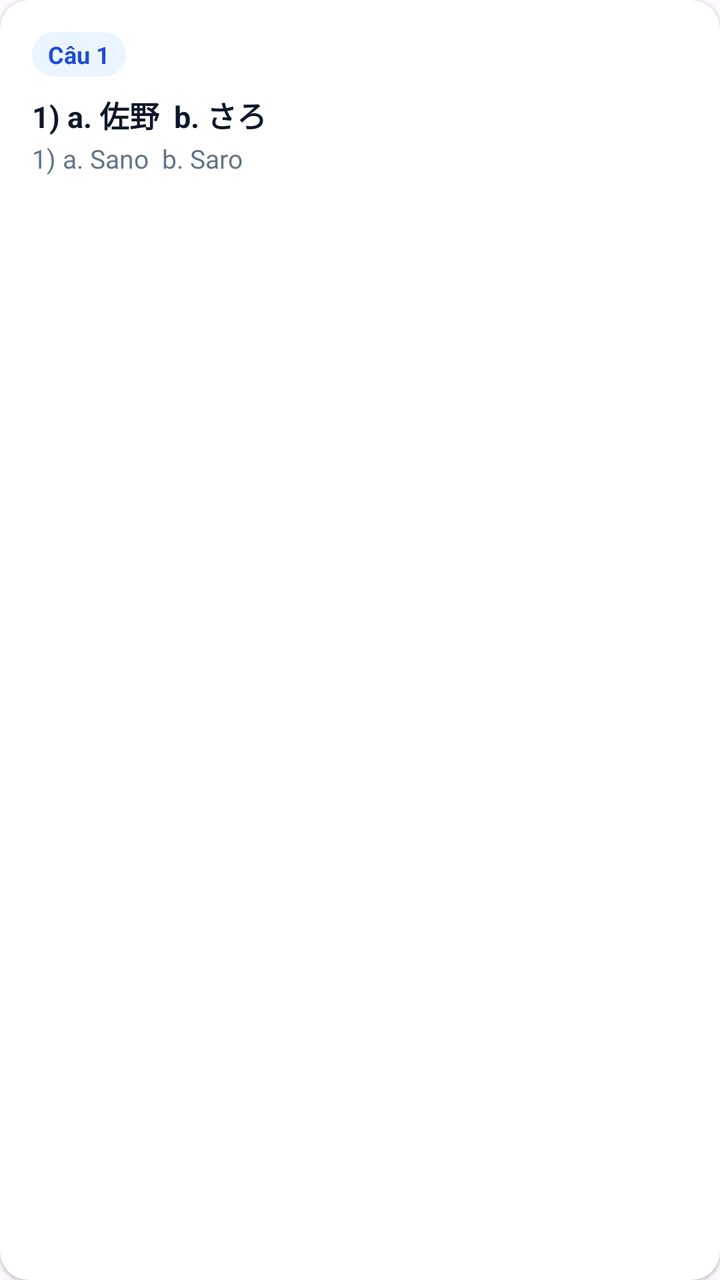
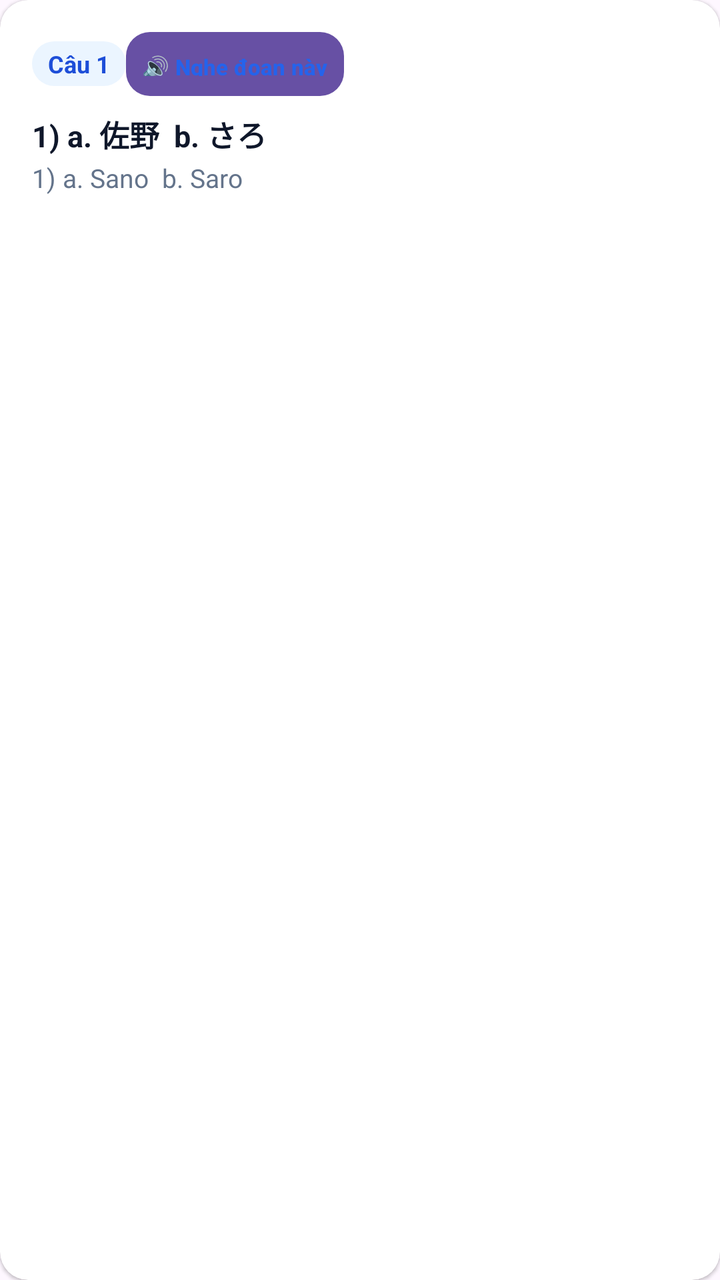

Before-and-after screenshots of an Android layout around one commit, followed by the original layout XML and the change that was made.
<!-- AndroidManifest.xml: application theme Theme.LearnEnglish -->
<!-- res/layout/item_choukai_question.xml -->
<?xml version="1.0" encoding="utf-8"?>
<androidx.cardview.widget.CardView xmlns:android="http://schemas.android.com/apk/res/android"
    xmlns:app="http://schemas.android.com/apk/res-auto"
    android:layout_width="match_parent"
    android:layout_height="wrap_content"
    android:layout_marginBottom="14dp"
    app:cardBackgroundColor="@android:color/white"
    app:cardCornerRadius="14dp"
    app:cardElevation="1dp">

    <LinearLayout
        android:layout_width="match_parent"
        android:layout_height="wrap_content"
        android:orientation="vertical"
        android:padding="16dp">

        
        <LinearLayout
            android:layout_width="match_parent"
            android:layout_height="wrap_content"
            android:gravity="center_vertical"
            android:orientation="horizontal">

            <TextView
                android:id="@+id/tvQuestionBadge"
                android:layout_width="wrap_content"
                android:layout_height="wrap_content"
                android:background="@drawable/bg_badge_blue"
                android:paddingStart="8dp"
                android:paddingTop="3dp"
                android:paddingEnd="8dp"
                android:paddingBottom="3dp"
                android:text="Câu 1"
                android:textColor="#1D4ED8"
                android:textSize="12sp"
                android:textStyle="bold" />

            <TextView
                android:id="@+id/tvQuestionStatus"
                android:layout_width="wrap_content"
                android:layout_height="wrap_content"
                android:layout_marginStart="8dp"
                android:textColor="#16A34A"
                android:textSize="12sp"
                android:textStyle="bold"
                android:visibility="gone" />
        </LinearLayout>

        
        <TextView
            android:id="@+id/tvQuestionText"
            android:layout_width="match_parent"
            android:layout_height="wrap_content"
            android:layout_marginTop="8dp"
            android:text="1) a. 佐野  b. さろ"
            android:textColor="#0F172A"
            android:textSize="15sp"
            android:textStyle="bold" />

        <TextView
            android:id="@+id/tvQuestionVi"
            android:layout_width="match_parent"
            android:layout_height="wrap_content"
            android:layout_marginTop="2dp"
            android:text="1) a. Sano  b. Saro"
            android:textColor="#64748B"
            android:textSize="13sp" />

        
        <LinearLayout
            android:id="@+id/layoutOptions"
            android:layout_width="match_parent"
            android:layout_height="wrap_content"
            android:layout_marginTop="10dp"
            android:orientation="vertical" />

        
        <LinearLayout
            android:id="@+id/layoutExplanation"
            android:layout_width="match_parent"
            android:layout_height="wrap_content"
            android:layout_marginTop="10dp"
            android:background="#F0FDF4"
            android:orientation="vertical"
            android:padding="10dp"
            android:visibility="gone">

            <TextView
                android:id="@+id/tvExplanationTitle"
                android:layout_width="wrap_content"
                android:layout_height="wrap_content"
                android:text="✓ Giải thích &amp; Đáp án đúng"
                android:textColor="#15803D"
                android:textSize="12sp"
                android:textStyle="bold" />

            <TextView
                android:id="@+id/tvExplanationText"
                android:layout_width="match_parent"
                android:layout_height="wrap_content"
                android:layout_marginTop="4dp"
                android:text="Đáp án đúng: a"
                android:textColor="#166534"
                android:textSize="13sp" />
        </LinearLayout>
    </LinearLayout>
</androidx.cardview.widget.CardView>
<!-- resources referenced by this layout -->
<resources>
  <!-- drawable bg_badge_blue (drawable) -->
  <?xml version="1.0" encoding="utf-8"?>
  <shape xmlns:android="http://schemas.android.com/apk/res/android"
      android:shape="rectangle">
      <solid android:color="#EBF5FF" />
      <corners android:radius="16dp" />
  </shape>
  <style name="Theme.LearnEnglish" parent="Base.Theme.LearnEnglish" />
  <style name="Base.Theme.LearnEnglish" parent="Theme.Material3.DayNight.NoActionBar">
          
          
      </style>
</resources>

<!-- the commit's change to res/layout/item_choukai_question.xml (unified diff, before → after) -->
@@ -37,13 +37,27 @@
 
             <TextView
                 android:id="@+id/tvQuestionStatus"
-                android:layout_width="wrap_content"
+                android:layout_width="0dp"
                 android:layout_height="wrap_content"
                 android:layout_marginStart="8dp"
+                android:layout_weight="1"
                 android:textColor="#16A34A"
                 android:textSize="12sp"
                 android:textStyle="bold"
                 android:visibility="gone" />
+
+            <Button
+                android:id="@+id/btnSpeakQuestion"
+                android:layout_width="wrap_content"
+                android:layout_height="32dp"
+                android:background="@drawable/bg_tab_container"
+                android:paddingStart="8dp"
+                android:paddingEnd="8dp"
+                android:text="🔊 Nghe đoạn này"
+                android:textAllCaps="false"
+                android:textColor="#2563EB"
+                android:textSize="11sp"
+                android:textStyle="bold" />
         </LinearLayout>
 
         
<!-- resource entries referenced after the edit -->
@@ -7,6 +7,13 @@
       <solid android:color="#EBF5FF" />
       <corners android:radius="16dp" />
   </shape>
+  <!-- drawable bg_tab_container (drawable) -->
+  <?xml version="1.0" encoding="utf-8"?>
+  <shape xmlns:android="http://schemas.android.com/apk/res/android"
+      android:shape="rectangle">
+      <solid android:color="#E5E7EB" />
+      <corners android:radius="12dp" />
+  </shape>
   <style name="Theme.LearnEnglish" parent="Base.Theme.LearnEnglish" />
   <style name="Base.Theme.LearnEnglish" parent="Theme.Material3.DayNight.NoActionBar">
           
